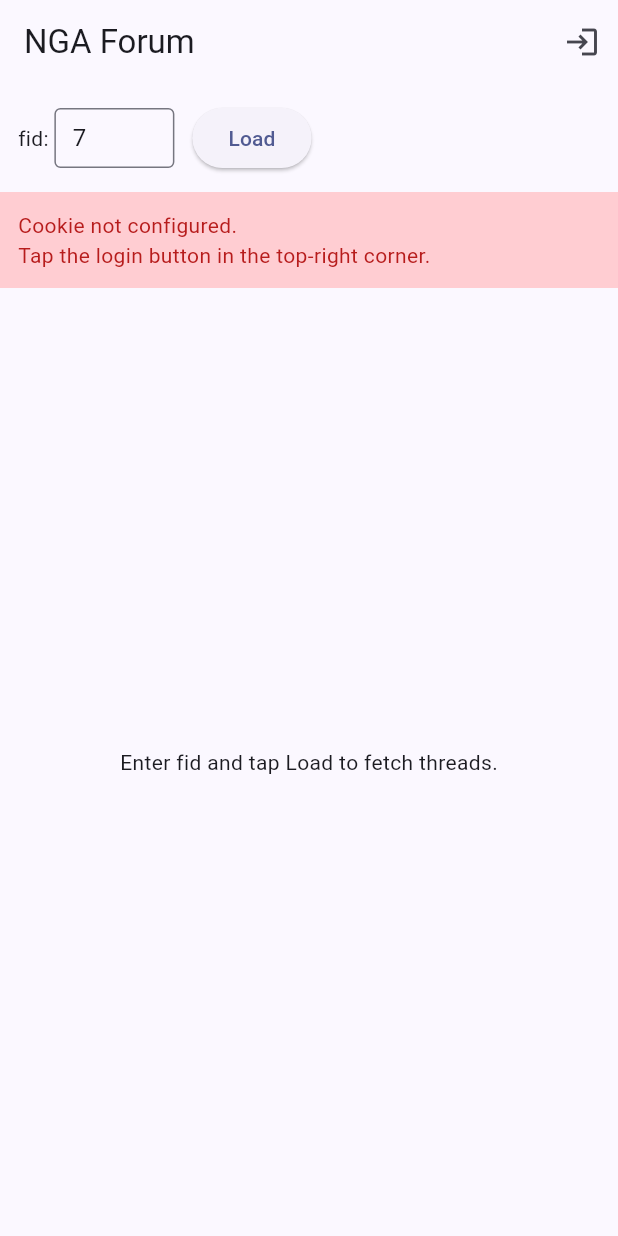
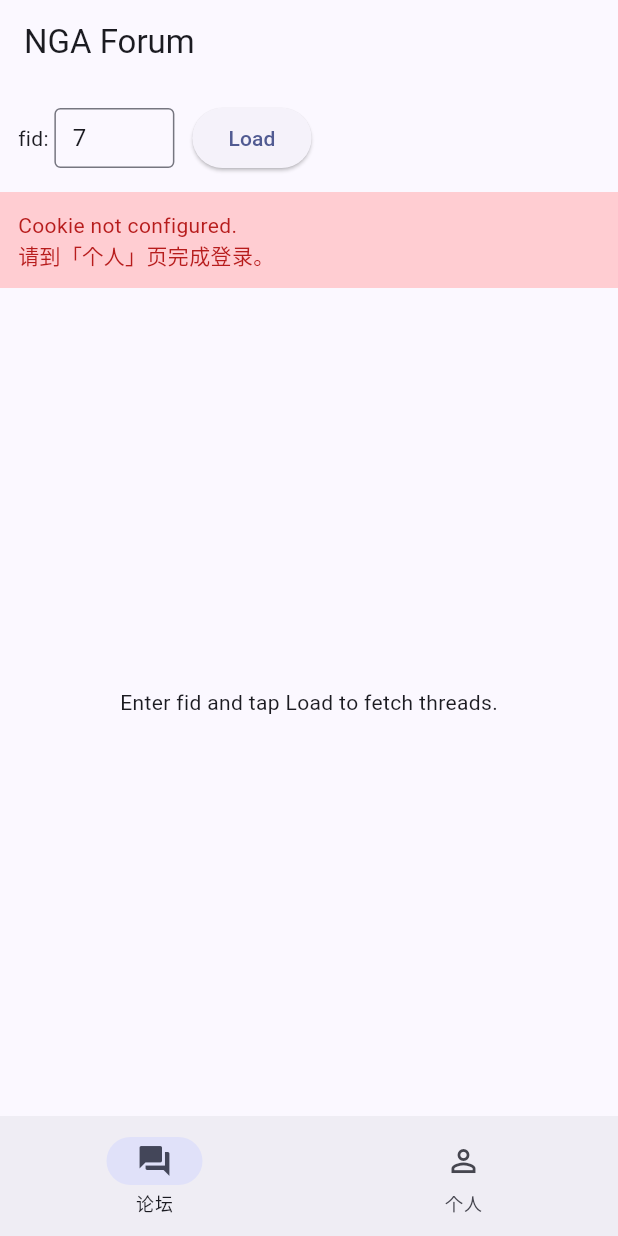
Before and after one commit to superQdsj/web_to_app, a Flutter app: the screen it shows after launch, after a tap on "Load", on a phone screen of 412 x 824 dp. Run offline on Flutter 3.47's test engine with Material 3 defaults, Android fonts, the phone set to English and light mode, and no system bars; our stand-ins replace webview_flutter; missing offline and left inert: charset, webview_cookie_manager_plus, webview_flutter_android.

Commit message:
feat: Introduce bottom tab navigation for forum and profile screens, relocating login functionality to the new profile screen.

```diff
--- a/nga_app/lib/main.dart
+++ b/nga_app/lib/main.dart
@@ -1,6 +1,6 @@
 import 'package:flutter/material.dart';
 
-import 'screens/forum_screen.dart';
+import 'screens/bottom_tab_shell.dart';
 
 void main() {
   runApp(const NgaApp());
@@ -17,7 +17,7 @@
         colorScheme: ColorScheme.fromSeed(seedColor: Colors.indigo),
         useMaterial3: true,
       ),
-      home: const ForumScreen(),
+      home: const BottomTabShell(),
     );
   }
 }
--- /dev/null
+++ b/nga_app/lib/screens/bottom_tab_shell.dart
@@ -0,0 +1,48 @@
+import 'package:flutter/material.dart';
+
+import 'forum_screen.dart';
+import 'profile_screen.dart';
+
+class BottomTabShell extends StatefulWidget {
+  const BottomTabShell({super.key});
+
+  @override
+  State<BottomTabShell> createState() => _BottomTabShellState();
+}
+
+class _BottomTabShellState extends State<BottomTabShell> {
+  int _index = 0;
+
+  final List<Widget> _pages = const [
+    ForumScreen(),
+    ProfileScreen(),
+  ];
+
+  @override
+  Widget build(BuildContext context) {
+    return Scaffold(
+      body: IndexedStack(
+        index: _index,
+        children: _pages,
+      ),
+      bottomNavigationBar: NavigationBar(
+        selectedIndex: _index,
+        onDestinationSelected: (value) {
+          setState(() => _index = value);
+        },
+        destinations: const [
+          NavigationDestination(
+            icon: Icon(Icons.forum_outlined),
+            selectedIcon: Icon(Icons.forum),
+            label: '论坛',
+          ),
+          NavigationDestination(
+            icon: Icon(Icons.person_outline),
+            selectedIcon: Icon(Icons.person),
+            label: '个人',
+          ),
+        ],
+      ),
+    );
+  }
+}
--- a/nga_app/lib/screens/forum_screen.dart
+++ b/nga_app/lib/screens/forum_screen.dart
@@ -2,10 +2,8 @@
 import 'package:flutter/material.dart';
 import '../src/nga_fetcher.dart';
 
-
 import '../data/nga_repository.dart';
 import '../src/auth/nga_cookie_store.dart';
-import 'login_webview_sheet.dart';
 import 'thread_screen.dart';
 
 /// Forum thread list screen.
@@ -65,7 +63,7 @@
     if (!NgaCookieStore.hasCookie) {
       setState(() {
         _error = 'Cookie not configured.\n'
-            'Tap the login button in the top-right corner.';
+            '请到「个人」页完成登录。';
       });
       return;
     }
@@ -97,23 +95,6 @@
     }
   }
 
-  Future<void> _openLogin() async {
-    final ok = await showModalBottomSheet<bool>(
-      context: context,
-      isScrollControlled: true,
-      useSafeArea: true,
-      builder: (_) => const LoginWebViewSheet(),
-    );
-
-    if (!mounted) return;
-
-    if (ok == true) {
-      ScaffoldMessenger.of(context).showSnackBar(
-        const SnackBar(content: Text('Cookie captured from WebView.')),
-      );
-    }
-  }
-
   void _openThread(ThreadItem thread) {
     Navigator.of(context).push(
       MaterialPageRoute<void>(
@@ -127,15 +108,6 @@
     return Scaffold(
       appBar: AppBar(
         title: const Text('NGA Forum'),
-        actions: [
-          IconButton(
-            tooltip: NgaCookieStore.hasCookie ? 'Logged in' : 'Login',
-            onPressed: _openLogin,
-            icon: Icon(
-              NgaCookieStore.hasCookie ? Icons.verified_user : Icons.login,
-            ),
-          ),
-        ],
       ),
       body: Column(
         children: [
--- /dev/null
+++ b/nga_app/lib/screens/profile_screen.dart
@@ -0,0 +1,168 @@
+import 'package:flutter/material.dart';
+import 'package:webview_cookie_manager_plus/webview_cookie_manager_plus.dart';
+
+import '../src/auth/nga_cookie_store.dart';
+import 'login_webview_sheet.dart';
+
+class ProfileScreen extends StatefulWidget {
+  const ProfileScreen({super.key});
+
+  @override
+  State<ProfileScreen> createState() => _ProfileScreenState();
+}
+
+class _ProfileScreenState extends State<ProfileScreen> {
+  Future<void> _openLogin() async {
+    final ok = await showModalBottomSheet<bool>(
+      context: context,
+      isScrollControlled: true,
+      useSafeArea: true,
+      builder: (_) => const LoginWebViewSheet(),
+    );
+
+    if (!mounted) return;
+
+    if (ok == true) {
+      ScaffoldMessenger.of(context).showSnackBar(
+        const SnackBar(content: Text('登录成功。')),
+      );
+    }
+  }
+
+  Future<void> _logout() async {
+    final confirmed = await showDialog<bool>(
+      context: context,
+      builder: (context) => AlertDialog(
+        title: const Text('确认登出'),
+        content: const Text('登出将清空本地 Cookie 和 WebView Cookie。'),
+        actions: [
+          TextButton(
+            onPressed: () => Navigator.of(context).pop(false),
+            child: const Text('取消'),
+          ),
+          FilledButton(
+            onPressed: () => Navigator.of(context).pop(true),
+            child: const Text('登出'),
+          ),
+        ],
+      ),
+    );
+
+    if (confirmed != true) return;
+
+    NgaCookieStore.setCookie('');
+    await WebviewCookieManager().clearCookies();
+
+    if (!mounted) return;
+
+    ScaffoldMessenger.of(context).showSnackBar(
+      const SnackBar(content: Text('已登出。')),
+    );
+  }
+
+  @override
+  Widget build(BuildContext context) {
+    final theme = Theme.of(context);
+
+    return Scaffold(
+      appBar: AppBar(
+        title: const Text('个人'),
+      ),
+      body: ListView(
+        padding: const EdgeInsets.all(16),
+        children: [
+          _StatusCard(theme: theme),
+          const SizedBox(height: 16),
+          FilledButton(
+            onPressed: _openLogin,
+            child: const Text('登录'),
+          ),
+          const SizedBox(height: 12),
+          OutlinedButton(
+            onPressed: _logout,
+            child: const Text('登出'),
+          ),
+          const SizedBox(height: 24),
+          Text(
+            '提示：未登录时无法加载论坛和帖子内容。',
+            style: theme.textTheme.bodySmall?.copyWith(
+              color: theme.colorScheme.onSurfaceVariant,
+            ),
+          ),
+        ],
+      ),
+    );
+  }
+}
+
+class _StatusCard extends StatelessWidget {
+  const _StatusCard({required this.theme});
+
+  final ThemeData theme;
+
+  @override
+  Widget build(BuildContext context) {
+    return ValueListenableBuilder<String>(
+      valueListenable: NgaCookieStore.cookie,
+      builder: (context, value, _) {
+        final loggedIn = value.trim().isNotEmpty;
+        final label = loggedIn ? '已登录' : '未登录';
+        final color = loggedIn
+            ? theme.colorScheme.primary
+            : theme.colorScheme.onSurfaceVariant;
+        final cookieLength = value.trim().length;
+
+        return Container(
+          padding: const EdgeInsets.all(16),
+          decoration: BoxDecoration(
+            borderRadius: BorderRadius.circular(16),
+            gradient: LinearGradient(
+              colors: [
+                theme.colorScheme.surface,
+                theme.colorScheme.surfaceContainerHighest,
+              ],
+            ),
+            border: Border.all(color: theme.colorScheme.outlineVariant),
+          ),
+          child: Row(
+            children: [
+              Container(
+                width: 44,
+                height: 44,
+                decoration: BoxDecoration(
+                  shape: BoxShape.circle,
+                  color: color.withValues(alpha: 0.12),
+                ),
+                child: Icon(
+                  loggedIn ? Icons.verified_user : Icons.person_outline,
+                  color: color,
+                ),
+              ),
+              const SizedBox(width: 12),
+              Expanded(
+                child: Column(
+                  crossAxisAlignment: CrossAxisAlignment.start,
+                  children: [
+                    Text(
+                      label,
+                      style: theme.textTheme.titleMedium?.copyWith(
+                        fontWeight: FontWeight.w600,
+                      ),
+                    ),
+                    const SizedBox(height: 4),
+                    Text(
+                      loggedIn ? 'Cookie 长度：$cookieLength' : '请先完成登录。',
+                      style: theme.textTheme.bodySmall?.copyWith(
+                        color: theme.colorScheme.onSurfaceVariant,
+                      ),
+                    ),
+                  ],
+                ),
+              ),
+            ],
+          ),
+        );
+      },
+    );
+  }
+}
```
